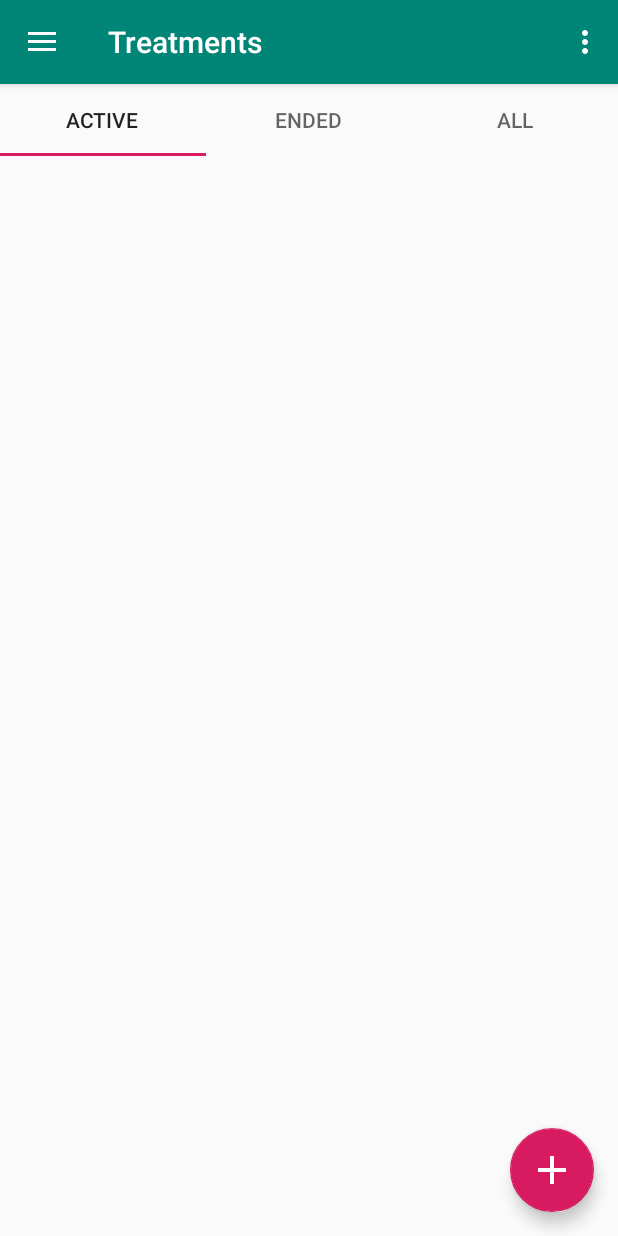
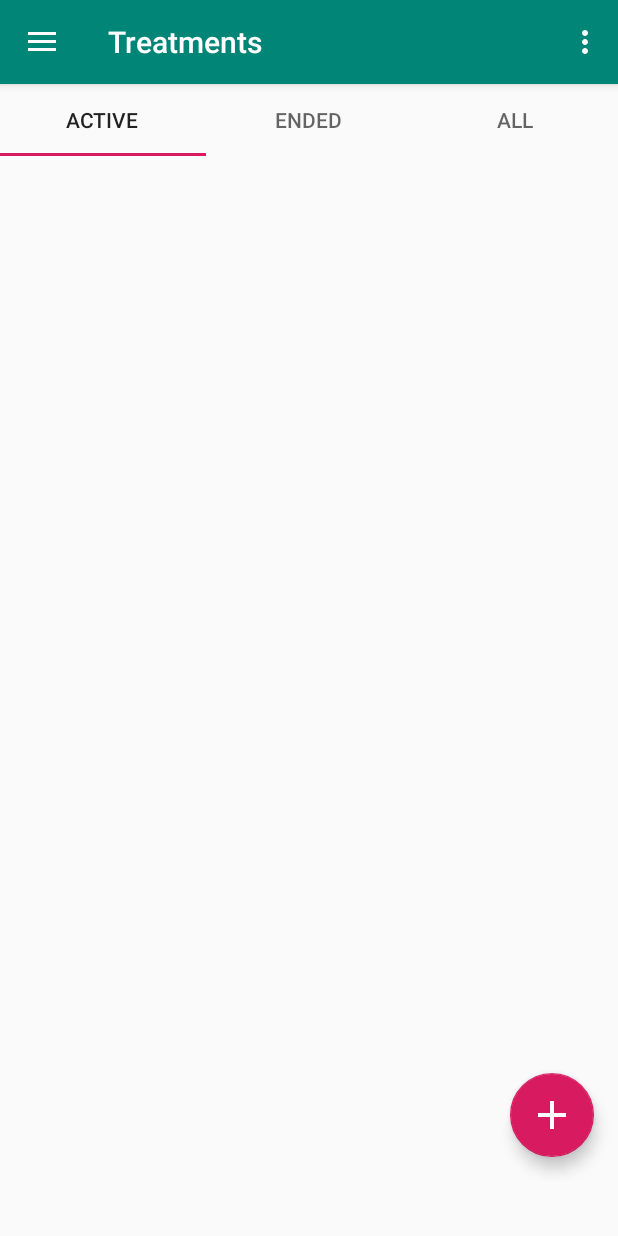
Before and after one commit to marinagot/MyFirstAidKitJ, an Android app: the screen it shows after launch (MainActivity), in the side drawer, after a tap on "Treatments", on a phone screen of 412 x 824 dp. Run offline under Robolectric (Android 15) with nearby library versions, the phone set to English and light mode, and no system bars.

Commit message:
La mierda del boton del + to guapa

```diff
--- a/app/src/main/java/com/example/myfirstaidkit/MainActivity.java
+++ b/app/src/main/java/com/example/myfirstaidkit/MainActivity.java
@@ -36,14 +36,29 @@ public class MainActivity extends AppCompatActivity
         Toolbar toolbar = (Toolbar) findViewById(R.id.toolbar);
         setSupportActionBar(toolbar);
 
-        FloatingActionButton fab = (FloatingActionButton) findViewById(R.id.fab);
-        fab.setOnClickListener(new View.OnClickListener() {
-            @Override
-            public void onClick(View view) {
-                Snackbar.make(view, "Replace with your own action", Snackbar.LENGTH_LONG)
-                        .setAction("Action", null).show();
-            }
-        });
+        //FloatingActionButton fab = (FloatingActionButton) findViewById(R.id.fab);
+        //fab.setOnClickListener(new View.OnClickListener() {
+        //    @Override
+        //    public void onClick(View view) {
+                //getFragmentManager().beginTransaction().replace(R.id.content, new medicine_edit()).commit();
+                //getActivity().setTitle("Home");
+
+                //Fragment fragment = null;
+
+                //setTitle("Edit medicine");
+                //Class fragmentClass = medicine_edit.class;
+
+                //try {
+                //    fragment = (Fragment) fragmentClass.newInstance();
+                //} catch (Exception e) {
+                //    e.printStackTrace();
+                //}
+
+                // Insert the fragment by replacing any existing fragment
+                //FragmentManager fragmentManager = getSupportFragmentManager();
+                //fragmentManager.beginTransaction().replace(R.id.content, fragment).commit();
+        //    }
+        //});
 
         DrawerLayout drawer = (DrawerLayout) findViewById(R.id.drawer_layout);
         ActionBarDrawerToggle toggle = new ActionBarDrawerToggle(
--- a/app/src/main/java/com/example/myfirstaidkit/login.java
+++ b/app/src/main/java/com/example/myfirstaidkit/login.java
@@ -68,6 +68,9 @@ public class login extends Fragment {
 
                 getFragmentManager().beginTransaction().replace(R.id.content, new create_account()).commit();
                 getActivity().setTitle("Create Account");
+
+                getFragmentManager().beginTransaction().replace(R.id.content, new medicine_edit()).commit();
+                getActivity().setTitle("New Medicine");
             }
         });
 
--- a/app/src/main/res/layout/app_bar_main.xml
+++ b/app/src/main/res/layout/app_bar_main.xml
@@ -22,12 +22,4 @@
 
     <include layout="@layout/content_main" />
 
-    <android.support.design.widget.FloatingActionButton
-        android:id="@+id/fab"
-        android:layout_width="wrap_content"
-        android:layout_height="wrap_content"
-        android:layout_gravity="bottom|end"
-        android:layout_margin="@dimen/fab_margin"
-        app:srcCompat="@drawable/ic_fab" />
-
 </android.support.design.widget.CoordinatorLayout>
--- a/app/src/main/res/layout/fragment_medicine_edit.xml
+++ b/app/src/main/res/layout/fragment_medicine_edit.xml
@@ -5,7 +5,7 @@
     android:id="@+id/constraintLayout"
     android:layout_width="match_parent"
     android:layout_height="match_parent"
-    tools:context=".treatment_edit">
+    tools:context=".medicine_edit">
 
     <EditText
         android:id="@+id/txt_treatment_name"
--- a/app/src/main/res/layout/fragment_treatment_edit.xml
+++ b/app/src/main/res/layout/fragment_treatment_edit.xml
@@ -17,7 +17,7 @@
         android:layout_marginBottom="8dp"
         android:ems="10"
         android:inputType="textPersonName"
-        android:text="@string/edit_treatment_name"
+        android:hint="@string/edit_treatment_name"
         app:layout_constraintBottom_toBottomOf="parent"
         app:layout_constraintEnd_toEndOf="parent"
         app:layout_constraintHorizontal_bias="0.489"
--- a/app/src/main/res/layout/fragment_treatments.xml
+++ b/app/src/main/res/layout/fragment_treatments.xml
@@ -1,11 +1,15 @@
 <?xml version="1.0" encoding="utf-8"?>
 <LinearLayout xmlns:android="http://schemas.android.com/apk/res/android"
+    xmlns:app="http://schemas.android.com/apk/res-auto"
     xmlns:tools="http://schemas.android.com/tools"
     android:layout_width="match_parent"
     android:layout_height="match_parent"
     android:orientation="vertical"
-    tools:context=".ListActivity" >
+    tools:context=".treatments" >
 
+    <LinearLayout
+        android:layout_width="match_parent"
+        android:layout_height="wrap_content">
 
         <android.support.design.widget.TabLayout
             android:layout_width="match_parent"
@@ -27,8 +31,23 @@
                 android:text="All" />
         </android.support.design.widget.TabLayout>
 
+    </LinearLayout>
+
+    <android.support.design.widget.CoordinatorLayout
+        android:layout_width="match_parent"
+        android:layout_height="wrap_content">
+
         <ListView
             android:layout_width="match_parent"
-        android:layout_height="match_parent"></ListView>
+            android:layout_height="683dp" />
+
+        <android.support.design.widget.FloatingActionButton
+            android:id="@+id/fab"
+            android:layout_width="wrap_content"
+            android:layout_height="wrap_content"
+            android:layout_gravity="bottom|end"
+            android:layout_margin="@dimen/fab_margin"
+            app:srcCompat="@drawable/ic_fab" />
+    </android.support.design.widget.CoordinatorLayout>
 
 </LinearLayout>
```
Also changed, not shown: app/src/main/res/layout/fragment_first_aid_kit.xml (+23 -3 lines), app/src/main/res/layout/fragment_home.xml (+5 -3 lines). Lines whose indentation alone changed are shown as unchanged.
